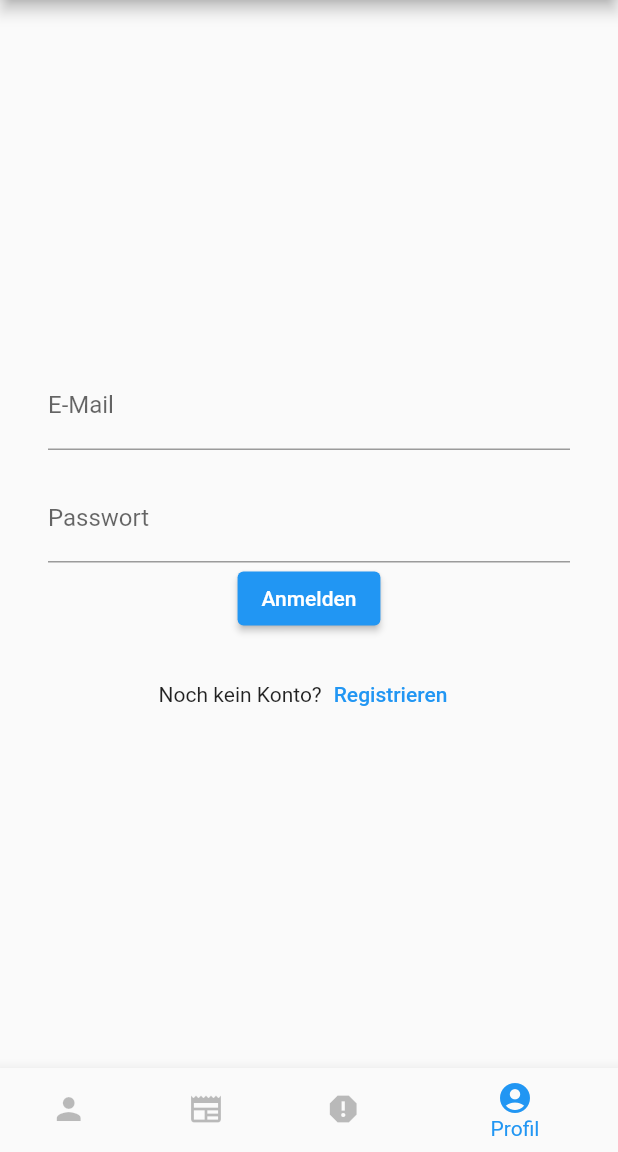
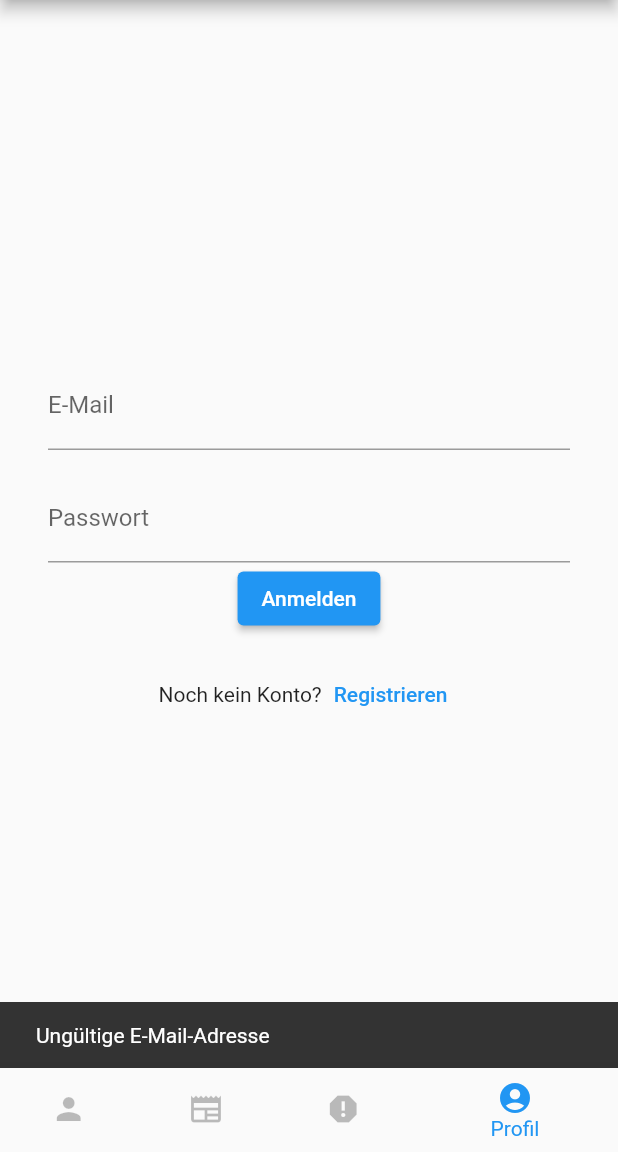
Before and after one commit to nizzgruber/gemeindetrommler_mirror, a Flutter app: the screen it shows after launch, item 4 of the bottom bar chosen, after a tap on "Anmelden", on a phone screen of 412 x 824 dp, the part 84-1236 px from its top. Run offline on Flutter 3.47's test engine with Material 2 defaults, Android fonts, the phone set to English and light mode, and no system bars; our stand-ins replace cached_network_image, cloud_firestore, firebase_core, firebase_storage, image_picker; accounts and stored records are empty.

Commit message:
addet login code to LoginPage.dart, fixed valid email snackbar

```diff
--- /dev/null
+++ b/lib/LoginPage.dart
@@ -0,0 +1,94 @@
+import 'package:flutter/material.dart';
+
+class LoginPage extends StatefulWidget {
+  LoginPage({Key? key}) : super(key: key);
+
+  @override
+  _LoginPageState createState() => _LoginPageState();
+}
+
+class _LoginPageState extends State<LoginPage> {
+  final _emailController = TextEditingController();
+
+  @override
+  void dispose() {
+    _emailController.dispose();
+    super.dispose();
+  }
+
+  bool isValidEmail(String email) {
+    // Hier kannst du deine Validierungslogik implementieren
+    // Rückgabe true, wenn die E-Mail gültig ist, andernfalls false
+    // Beispiel:
+    return RegExp(r'^[\w-]+(\.[\w-]+)*@[\w-]+(\.[\w-]+)+$').hasMatch(email);
+  }
+
+  @override
+  Widget build(BuildContext context) {
+    return Scaffold(
+      body: Column(
+        mainAxisAlignment: MainAxisAlignment.center,
+        children: <Widget>[
+          const SizedBox(height: 16),
+          Padding(
+            padding: const EdgeInsets.symmetric(horizontal: 32),
+            child: Column(
+              children: [
+                TextFormField(
+                  controller: _emailController,
+                  decoration: const InputDecoration(
+                    labelText: 'E-Mail',
+                  ),
+                  validator: (value) {
+                    if (value!.isEmpty) {
+                      return 'Bitte geben Sie eine E-Mail-Adresse ein.';
+                    } else if (!isValidEmail(value)) {
+                      return 'Bitte geben Sie eine gültige E-Mail-Adresse ein.';
+                    }
+                    return null;
+                  },
+                ),
+                const SizedBox(height: 16),
+                TextFormField(
+                  obscureText: true,
+                  decoration: const InputDecoration(
+                    labelText: 'Passwort',
+                  ),
+                ),
+                ElevatedButton(
+                  onPressed: () {
+                    String email = _emailController.text;
+                    if (isValidEmail(email)) {
+                      // E-Mail ist gültig, führe die entsprechende Aktion aus
+                    } else {
+                      ScaffoldMessenger.of(context).showSnackBar(
+                        const SnackBar(
+                          content: Text('Ungültige E-Mail-Adresse'),
+                          duration: Duration(seconds: 2),
+                        ),
+                      );
+                    }
+                  },
+                  child: const Text('Anmelden'),
+                ),
+                const SizedBox(height: 16),
+                Row(
+                  mainAxisAlignment: MainAxisAlignment.center,
+                  children: [
+                    const Text('Noch kein Konto?'),
+                    TextButton(
+                      onPressed: () {
+                        // Navigiere zur Registrierungsseite
+                      },
+                      child: const Text('Registrieren'),
+                    ),
+                  ],
+                ),
+              ],
+            ),
+          ),
+        ],
+      ),
+    );
+  }
+}
--- a/lib/home.dart
+++ b/lib/home.dart
@@ -1,4 +1,5 @@
 import 'package:flutter/material.dart';
+import 'package:oggauergemeindetrommler/LoginPage.dart';
 import 'AddPage.dart';
 import 'UserDefinedList.dart';
 
@@ -6,28 +7,11 @@ class MyHomePage extends StatefulWidget {
   const MyHomePage({Key? key, required this.title});
 
   final String title;
-  //final TextEditingController _emailController = TextEditingController();
-
   @override
   State<MyHomePage> createState() => _MyHomePageState();
 }
-
-bool isValidEmail(String email) {
-  // Hier kannst du deine Validierungslogik implementieren
-  // Rückgabe true, wenn die E-Mail gültig ist, andernfalls false
-  // Beispiel:
-  return RegExp(r'^[\w-]+(\.[\w-]+)*@[\w-]+(\.[\w-]+)+$').hasMatch(email);
-}
-
 class _MyHomePageState extends State<MyHomePage> {
   int _selectedIndex = 0;
-  final TextEditingController _emailController = TextEditingController();
-  final GlobalKey<ScaffoldState> _scaffoldKey = GlobalKey<ScaffoldState>();
-
-
-  static const TextStyle optionStyle =
-  TextStyle(fontSize: 30, fontWeight: FontWeight.bold);
-
   void _onItemTapped(int index) {
     setState(() {
       _selectedIndex = index;
@@ -40,74 +24,8 @@ class _MyHomePageState extends State<MyHomePage> {
       const GenericList(collectionName: 'CitizensForum'),
       const GenericList(collectionName: 'News'),
       const GenericList(collectionName: 'Issues'),
-      Column(
-        mainAxisAlignment: MainAxisAlignment.center,
-        children: <Widget>[
-          const SizedBox(height: 16),
-          Padding(
-            padding: const EdgeInsets.symmetric(horizontal: 32),
-            child: Column(
-              children: [
-                TextFormField(
-                  controller: _emailController,
-                  decoration: InputDecoration(
-                    labelText: 'E-Mail',
-                  ),
-
-                  validator: (value) {
-                    if (value!.isEmpty) {
-                      return 'Bitte geben Sie eine E-Mail-Adresse ein.';
-                    } else if (!isValidEmail(value)) {
-                      return 'Bitte geben Sie eine gültige E-Mail-Adresse ein.';
-                    }
-                    return null;
-                  },
-                ),
-
-                const SizedBox(height: 16),
-                TextFormField(
-                  obscureText: true,
-                  decoration: const InputDecoration(
-                    labelText: 'Passwort',
-                  ),
-                ),
-                ElevatedButton(
-                  onPressed: () {
-                    String email = _emailController.text;
-                    if (isValidEmail(email)) {
-                      // E-Mail ist gültig, führe die entsprechende Aktion aus
-                    } else {/*
-                      _scaffoldKey.currentState!.showSnackBar(
-                          SnackBar(
-                          content: Text('Ungültige E-Mail-Adresse'),
-                    duration: Duration(seconds: 2),
-                          ),
-                      );
-                    */
-                    }
-                  },
-                  child: Text('Anmelden'),
-                ),
-            SizedBox(height: 16),
-            Row(
-              mainAxisAlignment: MainAxisAlignment.center,
-              children: [
-                Text('Noch kein Konto?'),
-                TextButton(
-                  onPressed: () {
-                    // Navigiere zur Registrierungsseite
-                  },
-                  child: Text('Registrieren'),
-                ),
-                ],
-                ),
-            ],
-          ),
-    ),
-    ],
-    ),
+      LoginPage()
     ];
-
 
     return Scaffold(
       appBar: AppBar(
@@ -123,7 +41,8 @@ class _MyHomePageState extends State<MyHomePage> {
                 Navigator.push(
                   context,
                   MaterialPageRoute(
-              builder: (context) => AddScreen(initialIndex: _selectedIndex),
+                    builder: (context) =>
+                        AddScreen(initialIndex: _selectedIndex),
                   ),
                 );
               },
```
Lines whose indentation alone changed are shown as unchanged.
